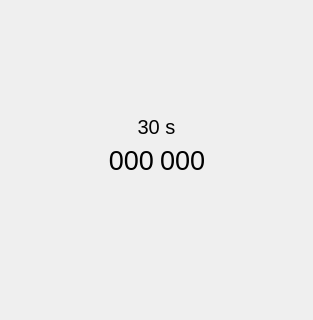
Before: the Qt Designer form otpclient.ui in vladtcvs/OTPCardClient, drawn with Qt 5; both pictures show x 0 to 313 and y 189 to 509 of the 313 by 667 pixel window.
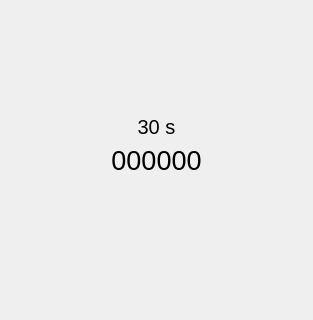
After: the same form once the commit is applied. Icons and pictures are not drawn.

Diff of the .ui file:
```diff
--- a/otpclient.ui
+++ b/otpclient.ui
@@ -159,22 +159,10 @@
                  </font>
                 </property>
                 <property name="text">
-                 <string>000</string>
+                 <string>000000</string>
                 </property>
                 <property name="alignment">
-                 <set>Qt::AlignmentFlag::AlignRight|Qt::AlignmentFlag::AlignTrailing|Qt::AlignmentFlag::AlignVCenter</set>
-                </property>
-               </widget>
-              </item>
-              <item>
-               <widget class="QLabel" name="OTP2">
-                <property name="font">
-                 <font>
-                  <pointsize>20</pointsize>
-                 </font>
-                </property>
-                <property name="text">
-                 <string>000</string>
+                 <set>Qt::AlignmentFlag::AlignCenter</set>
                 </property>
                </widget>
               </item>
```
Left out of the diff: 12 changed lines with no effect on the pictures.
